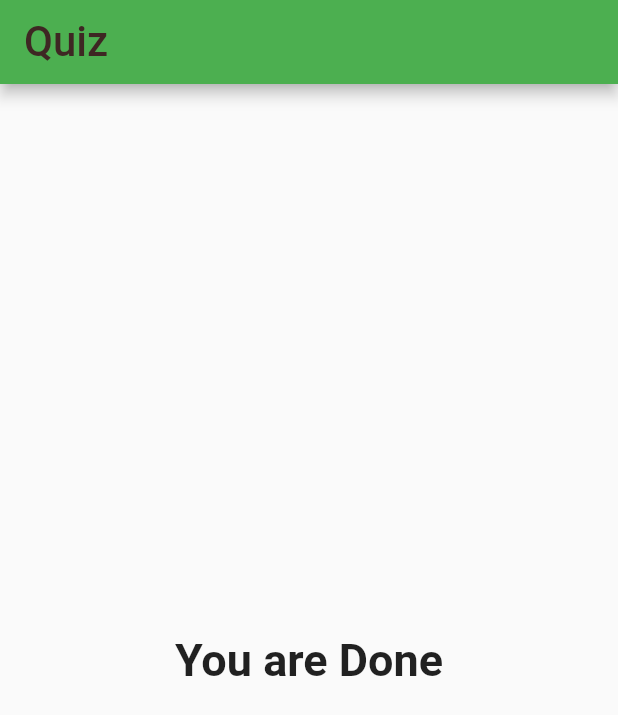
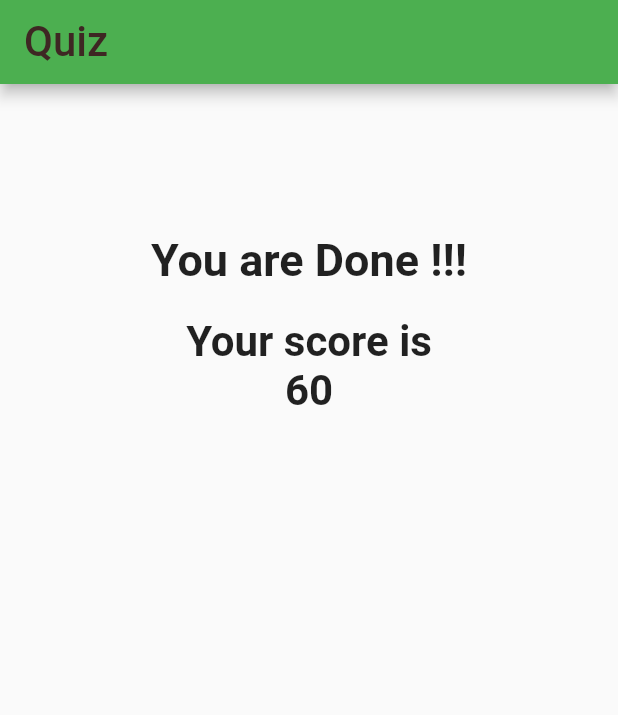
Before and after one commit to AtharvaSune/Quiz, a Flutter app: the screen it shows after launch, after a tap on "Ans1", after a tap on "Ans2", after a tap on "Ans3", on a phone screen of 412 x 824 dp. Shown: the top 715 px of the screen. Run offline on Flutter 3.47's test engine with Material 2 defaults, Android fonts, the phone set to English and light mode, and no system bars.

Commit message:
Second commit

```diff
--- a/lib/main.dart
+++ b/lib/main.dart
@@ -13,26 +13,79 @@ class Quiz extends StatefulWidget {
 }
 
 class _QuizState extends State<Quiz> {
-  final List<Map> _questions = [
+  static const _questions = const [
     {
       'question': 'Question 1',
-      'answers': ['Ans1', 'Ans2', 'Ans3', 'Ans4']
+      'answers': [
+        {
+          'text': 'Ans1',
+          'score': 10,
+        },
+        {
+          'text': 'Ans2',
+          'score': 20,
+        },
+        {
+          'text': 'Ans3',
+          'score': 30,
+        },
+        {
+          'text': 'Ans4',
+          'score': 40,
+        }
+      ]
     },
     {
       'question': 'Question 2',
-      'answers': ['Ans1', 'Ans2', 'Ans3', 'Ans4']
+      'answers': [
+        {
+          'text': 'Ans1',
+          'score': 10,
+        },
+        {
+          'text': 'Ans2',
+          'score': 20,
+        },
+        {
+          'text': 'Ans3',
+          'score': 30,
+        },
+        {
+          'text': 'Ans4',
+          'score': 40,
+        }
+      ]
     },
     {
       'question': 'Question 3',
-      'answers': ['Ans1', 'Ans2', 'Ans3', 'Ans4']
+      'answers': [
+        {
+          'text': 'Ans1',
+          'score': 10,
+        },
+        {
+          'text': 'Ans2',
+          'score': 20,
+        },
+        {
+          'text': 'Ans3',
+          'score': 30,
+        },
+        {
+          'text': 'Ans4',
+          'score': 40,
+        }
+      ]
     }
   ];
 
   int _questionIndex = 0;
+  int _totalScore = 0;
 
   final int _totalQuestions = 3;
 
-  void _onPressed() {
+  void _onPressed(int score) {
+    _totalScore += score;
     if (_questionIndex < _totalQuestions) {
       setState(() {
         _questionIndex += 1;
@@ -65,25 +118,40 @@ class _QuizState extends State<Quiz> {
                   ),
                   Column(
                     children: <Widget>[
-                      Answer(
-                          _questions[_questionIndex]['answers'][0], _onPressed),
-                      Answer(
-                          _questions[_questionIndex]['answers'][1], _onPressed),
-                      Answer(
-                          _questions[_questionIndex]['answers'][2], _onPressed),
-                      Answer(
-                          _questions[_questionIndex]['answers'][3], _onPressed),
+                      ...(_questions[_questionIndex]['answers']
+                              as List<Map<String, Object>>)
+                          .map((answer) {
+                        return Answer(
+                            answer['text'], () => _onPressed(answer['score']));
+                      }).toList()
                     ],
                   )
                 ],
               )
-            : Center(
-                child: Text(
-                  'You are Done',
-                  style: TextStyle(
-                    fontSize: 30,
-                    fontWeight: FontWeight.bold,
-                  ),
+            : Container(
+                padding: EdgeInsets.all(100),
+                child: Column(
+                  children: <Widget>[
+                    Text(
+                      'You are Done !!! ',
+                      style: TextStyle(
+                        fontSize: 30,
+                        fontWeight: FontWeight.bold,
+                      ),
+                      textAlign: TextAlign.center,
+                    ),
+                    Container(
+                      margin: EdgeInsets.all(20),
+                      child: Text(
+                        'Your score is ' + _totalScore.toString(),
+                        style: TextStyle(
+                          fontSize: 28,
+                          fontWeight: FontWeight.bold,
+                        ),
+                        textAlign: TextAlign.center,
+                      ),
+                    )
+                  ],
                 ),
               ),
       ),
```
